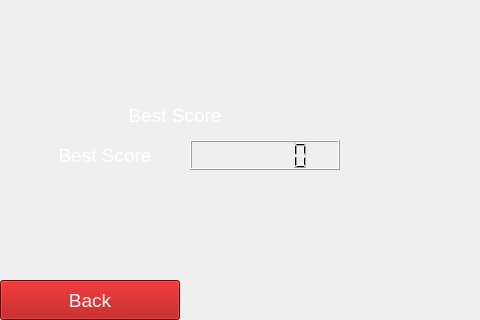
Before: the Qt Designer form GUI/ScoresPage.ui in Gulkanyan/Pac-Man, drawn with Qt 5; both pictures show x 0 to 480 and y 350 to 670 of the 800 by 670 pixel window.
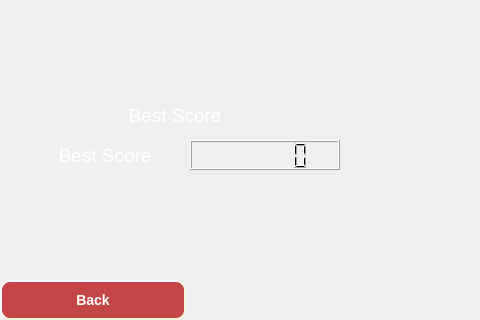
After: the same form once the commit is applied.

Patch:
```diff
--- a/GUI/ScoresPage.ui
+++ b/GUI/ScoresPage.ui
@@ -38,18 +38,37 @@
      <rect>
       <x>0</x>
       <y>630</y>
-      <width>180</width>
+      <width>186</width>
       <height>40</height>
      </rect>
     </property>
     <property name="font">
      <font>
-      <pointsize>14</pointsize>
+      <pointsize>-1</pointsize>
+      <weight>75</weight>
+      <italic>false</italic>
+      <bold>true</bold>
      </font>
     </property>
     <property name="styleSheet">
-     <string notr="true">background-color: rgb(170, 0, 0);
-color: rgb(255, 255, 255);</string>
+     <string notr="true">QPushButton{
+	color: rgb(255, 255, 255);
+	background-color: rgba(180, 0, 0, 180);
+    border-style: outset;
+    border-width: 2px;
+    border-radius: 10px;
+    border-color: beige;
+    font: bold 14px;
+    min-width: 10em;
+    padding: 6px;
+}
+
+QPushButton::pressed 
+{
+	color: rgb(255, 255, 255);
+    background-color: rgba(150, 0, 0, 130);
+    border-style: inset;
+}</string>
     </property>
     <property name="text">
      <string>Back</string>
```
